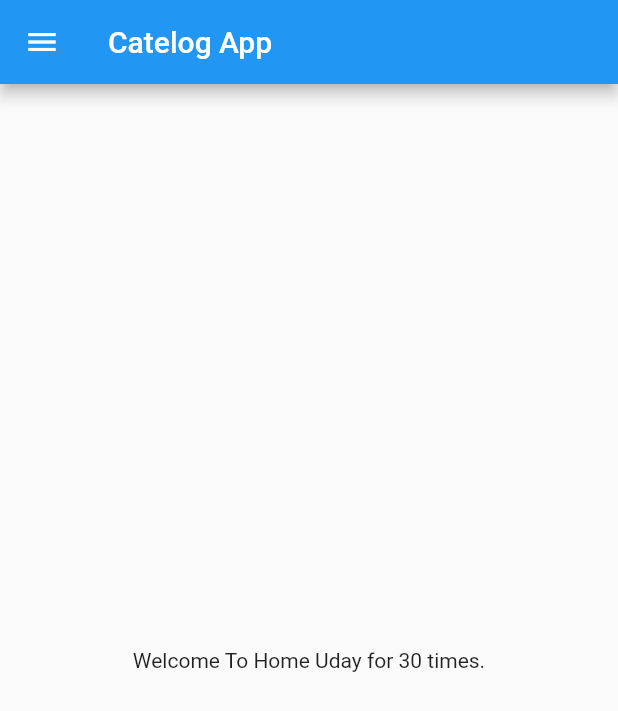
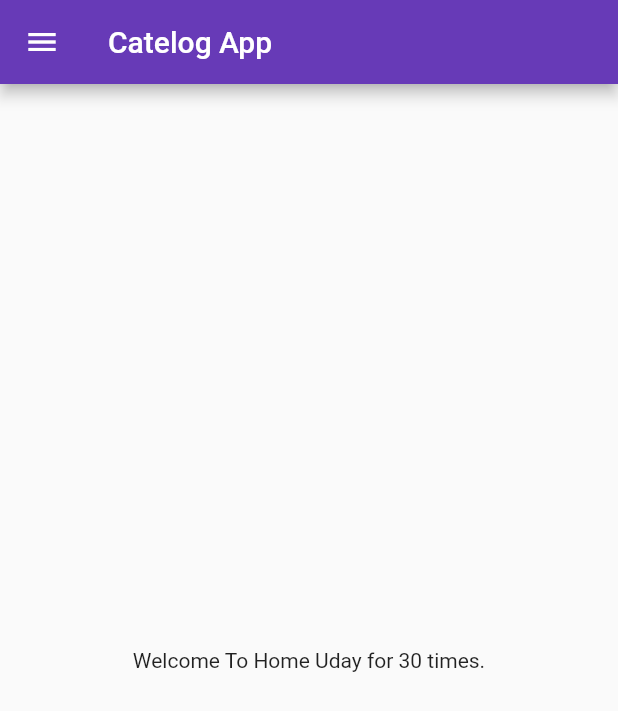
Before and after one commit to udshah31/flutter, a Flutter app: the screen it shows after launch, on a phone screen of 412 x 824 dp. Shown: the top 711 px of the screen. Run offline on Flutter 3.47's test engine with Material 2 defaults, Android fonts, the phone set to English and light mode, and no system bars.

Commit message:
day 3 completed

```diff
--- a/lib/main.dart
+++ b/lib/main.dart
@@ -1,16 +1,23 @@
 import 'package:flutter/material.dart';
-import 'package:flutter_catlog/home_page.dart';
+import 'package:flutter_catlog/pages/home_page.dart';
+import 'package:flutter_catlog/pages/login_page.dart';
 
 void main() {
   runApp(MyApp());
 }
 
 class MyApp extends StatelessWidget {
-
   @override
   Widget build(BuildContext context) {
     return MaterialApp(
-      home: HomePage()
+      themeMode: ThemeMode.light,
+      theme: ThemeData(primarySwatch: Colors.deepPurple),
+      initialRoute: "/home",
+      routes: {
+        "/": (context) => LoginPage(),
+        "/home": (context) => HomePage(),
+        "/Login": (context) => LoginPage()
+      },
     );
   }
 }
```
Also changed, not shown: lib/pages/login_page.dart (added, +20 -0 lines), lib/pages/home_page.dart (renamed from lib/home_page.dart).
